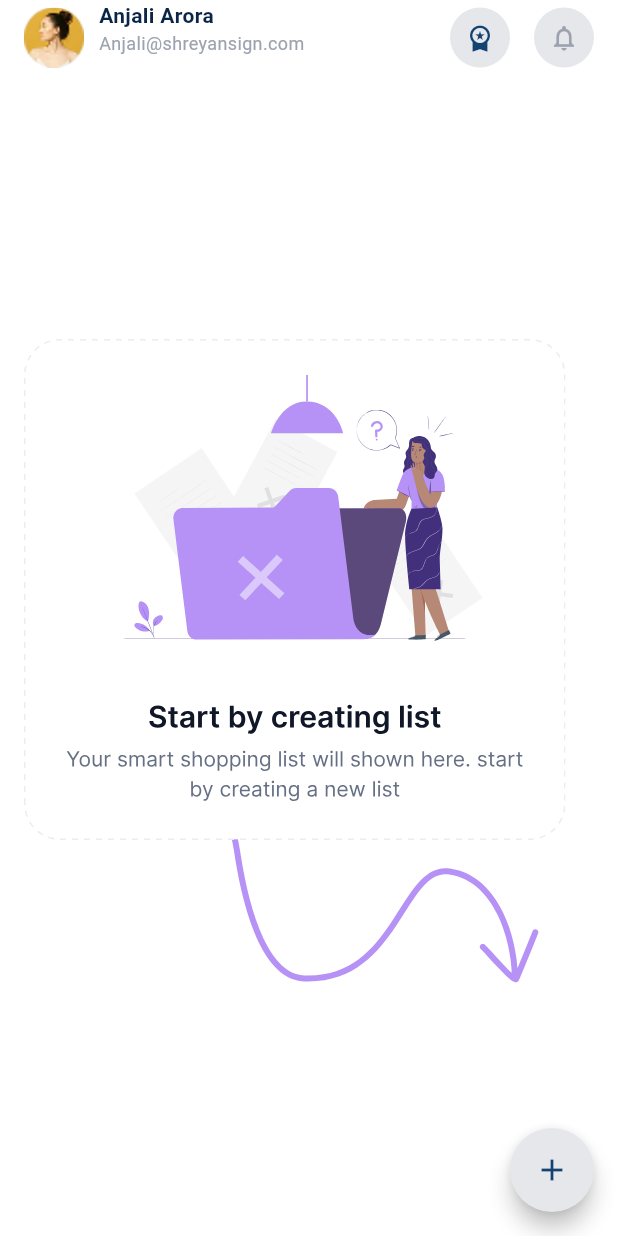
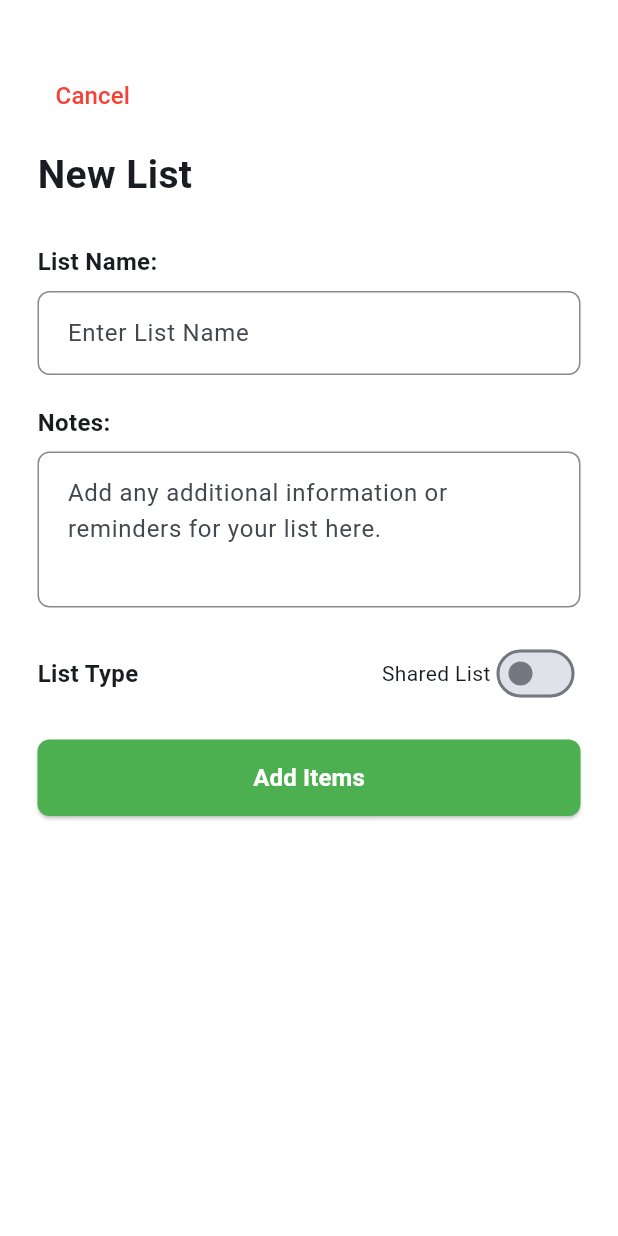
Before and after one commit to mohamed-tamerrr/collaborative-shopping-list, a Flutter app: the screen it shows after launch, after a tap on the "add" icon, on a phone screen of 412 x 824 dp. Run offline on Flutter 3.47's test engine with Material 3 defaults, Android fonts, the phone set to English and light mode, and no system bars; our stand-ins replace firebase_core, flutter_svg; accounts and stored records are empty.

Commit message:
make add list view ui done

```diff
--- /dev/null
+++ b/lib/featrues/home/presentation/add_list_view.dart
@@ -0,0 +1,11 @@
+import 'package:final_project/featrues/home/presentation/views/widgets/add_list_view_body.dart';
+import 'package:flutter/material.dart';
+
+class AddListView extends StatelessWidget {
+  const AddListView({super.key});
+
+  @override
+  Widget build(BuildContext context) {
+    return Scaffold(body: AddListViewBody());
+  }
+}
--- /dev/null
+++ b/lib/featrues/home/presentation/views/widgets/add_list_view_body.dart
@@ -0,0 +1,149 @@
+import 'package:flutter/material.dart';
+
+class AddListViewBody extends StatefulWidget {
+  const AddListViewBody({super.key});
+
+  @override
+  State<AddListViewBody> createState() =>
+      _AddListViewBodyState();
+}
+
+// todo : Refactor + decide how the ui will be
+class _AddListViewBodyState extends State<AddListViewBody> {
+  bool isSharedList = false;
+  @override
+  Widget build(BuildContext context) {
+    return Padding(
+      padding: const EdgeInsets.symmetric(horizontal: 25.0),
+      child: Column(
+        crossAxisAlignment: CrossAxisAlignment.start,
+        children: [
+          SizedBox(height: 40),
+          TextButton(
+            onPressed: () {
+              Navigator.pop(context);
+            },
+            child: Text(
+              'Cancel',
+              style: TextStyle(
+                color: Colors.red,
+                fontSize: 16,
+                fontWeight: FontWeight.w500,
+              ),
+            ),
+          ),
+          SizedBox(height: 10),
+          Text(
+            'New List',
+            style: TextStyle(
+              fontSize: 26,
+              fontWeight: FontWeight.w600,
+            ),
+          ),
+          const SizedBox(height: 28),
+          const Text(
+            "List Name:",
+            style: TextStyle(
+              fontSize: 16,
+              fontWeight: FontWeight.w600,
+            ),
+          ),
+          const SizedBox(height: 8),
+          // ListName TextField
+          TextFormField(
+            decoration: InputDecoration(
+              hintText: "Enter List Name",
+              border: borderStyle(),
+              enabledBorder: borderStyle(),
+              focusedBorder: borderStyle(),
+            ),
+          ),
+          const SizedBox(height: 20),
+          const Text(
+            "Notes:",
+            style: TextStyle(
+              fontSize: 16,
+              fontWeight: FontWeight.w600,
+            ),
+          ),
+          const SizedBox(height: 8),
+          // Notes TextField
+          TextFormField(
+            maxLines: 3,
+            decoration: InputDecoration(
+              hintText:
+                  "Add any additional information or reminders for your list here.",
+              border: borderStyle(),
+              enabledBorder: borderStyle(),
+              focusedBorder: borderStyle(),
+            ),
+          ),
+
+          const SizedBox(height: 20),
+
+          // List Type row
+          Row(
+            mainAxisAlignment:
+                MainAxisAlignment.spaceBetween,
+            children: [
+              const Text(
+                "List Type",
+                style: TextStyle(
+                  fontSize: 16,
+                  fontWeight: FontWeight.w600,
+                ),
+              ),
+              Row(
+                children: [
+                  const Text("Shared List"),
+                  Switch(
+                    value: isSharedList,
+                    onChanged: (value) {
+                      setState(() {
+                        isSharedList = value;
+                      });
+                    },
+                  ),
+                ],
+              ),
+            ],
+          ),
+
+          const SizedBox(height: 20),
+
+          // Add items button
+          SizedBox(
+            width: double.infinity,
+            child: ElevatedButton(
+              onPressed: () {},
+              style: ElevatedButton.styleFrom(
+                backgroundColor: Colors.green,
+                padding: const EdgeInsets.symmetric(
+                  vertical: 14,
+                ),
+                shape: RoundedRectangleBorder(
+                  borderRadius: BorderRadius.circular(8),
+                ),
+              ),
+              child: const Text(
+                "Add Items",
+                style: TextStyle(
+                  color: Colors.white,
+                  fontSize: 16,
+                  fontWeight: FontWeight.w600,
+                ),
+              ),
+            ),
+          ),
+        ],
+      ),
+    );
+  }
+
+  OutlineInputBorder borderStyle() {
+    return OutlineInputBorder(
+      borderSide: BorderSide(color: Color(0xff8A888D)),
+      borderRadius: BorderRadius.circular(8),
+    );
+  }
+}
--- a/lib/featrues/home/presentation/views/widgets/home_view_body.dart
+++ b/lib/featrues/home/presentation/views/widgets/home_view_body.dart
@@ -1,5 +1,6 @@
 import 'package:final_project/core/utils/app_colors.dart';
 import 'package:final_project/core/utils/app_images.dart';
+import 'package:final_project/featrues/home/presentation/add_list_view.dart';
 import 'package:final_project/featrues/home/presentation/views/widgets/custom_app_bar.dart';
 import 'package:flutter/material.dart';
 import 'package:flutter_svg/flutter_svg.dart';
@@ -12,13 +13,21 @@ class HomeViewBody extends StatelessWidget {
   Widget build(BuildContext context) {
     return Scaffold(
       floatingActionButton: FloatingActionButton(
-        onPressed: () {},
+        onPressed: () {
+          Navigator.of(context).push(
+            MaterialPageRoute(
+              builder: (context) => AddListView(),
+            ),
+          );
+        },
         backgroundColor: AppColors.lightGrey,
         shape: CircleBorder(),
         child: Icon(Icons.add, color: AppColors.mediumNavy),
       ),
       body: Padding(
-        padding: const EdgeInsets.symmetric(horizontal: 16.0),
+        padding: const EdgeInsets.symmetric(
+          horizontal: 16.0,
+        ),
         child: Column(
           crossAxisAlignment: CrossAxisAlignment.stretch,
           children: [
@@ -34,10 +43,16 @@ class HomeViewBody extends StatelessWidget {
                   // to rotate the image beacuse it is rotated in the design
                   child: Transform.rotate(
                     angle: -0.07,
-                    child: SvgPicture.asset(AppImages.handDrawnArrow),
+                    child: SvgPicture.asset(
+                      AppImages.handDrawnArrow,
+                    ),
                   ),
                 ),
-                Positioned(child: SvgPicture.asset(AppImages.emptySreen)),
+                Positioned(
+                  child: SvgPicture.asset(
+                    AppImages.emptySreen,
+                  ),
+                ),
               ],
             ),
 
```
